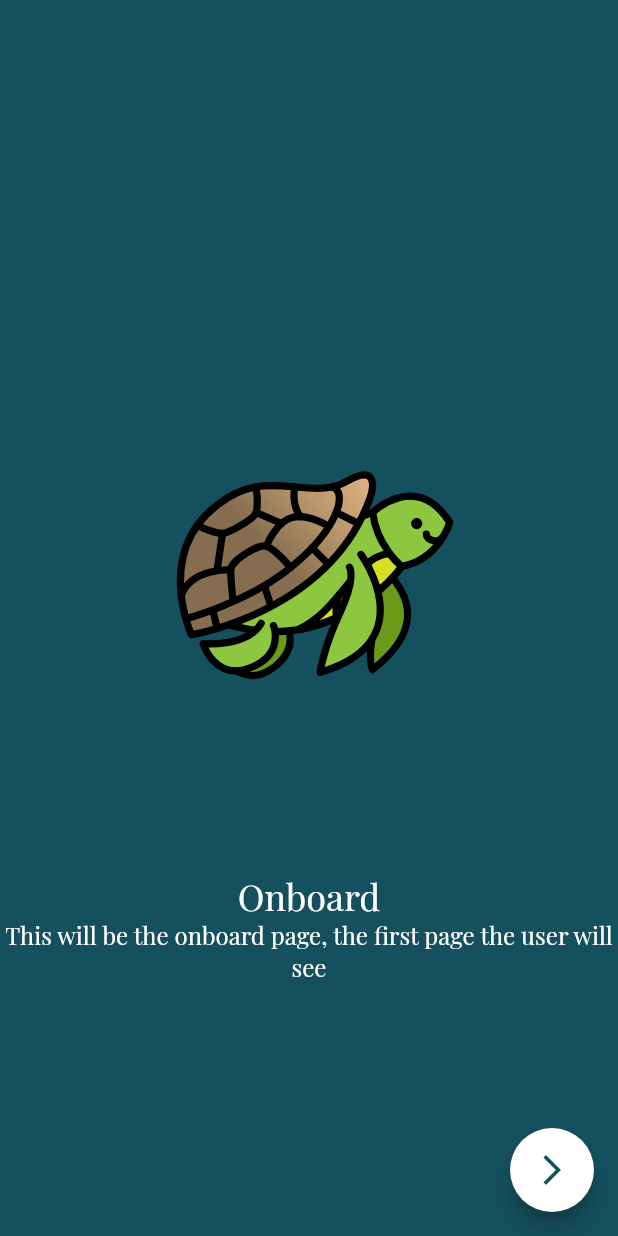
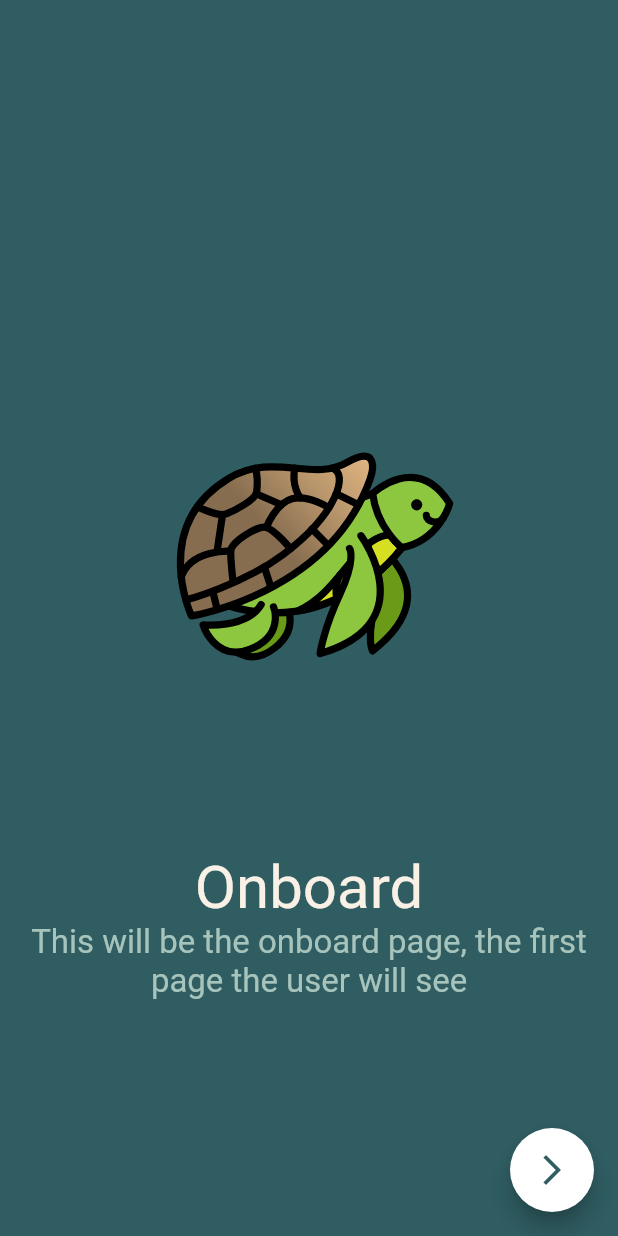
Before and after one commit to luggy-wuggy/stacked_oogway, a Flutter app: the screen it shows after launch, on a phone screen of 412 x 824 dp. Run offline on Flutter 3.47's test engine with Material 2 defaults, Android fonts, the phone set to English and light mode, and no system bars; our stand-ins replace firebase_auth, firebase_core, google_fonts, lottie, stacked, stacked_services; accounts and stored records are empty.

Commit message:
feat: update styling

```diff
--- a/charity_stacked/lib/ui/shared/styles.dart
+++ b/charity_stacked/lib/ui/shared/styles.dart
@@ -2,17 +2,19 @@ import 'package:flutter/material.dart';
 import 'package:google_fonts/google_fonts.dart';
 
 class ColorTheme {
-  static const Color kPrimaryColor = Color(0xFF15505E);
+  static const Color kPrimaryColor = Color(0xFF2F5D62);
+  static const Color kSecondaryColor = Color(0xFFFAF1E6);
+  static const Color kSwatchColor = Color(0xFFA7C4BC);
 }
 
 class AppTextTheme {
-  static TextStyle kTextHeader = GoogleFonts.playfairDisplay(
-    color: Colors.white,
-    fontSize: 24,
+  static TextStyle kTextHeader = GoogleFonts.roboto(
+    color: ColorTheme.kSecondaryColor,
+    fontSize: 40,
   );
 
-  static TextStyle kTextContent = GoogleFonts.playfairDisplay(
-    color: Colors.white,
-    fontSize: 16,
+  static TextStyle kTextContent = GoogleFonts.roboto(
+    color: ColorTheme.kSwatchColor,
+    fontSize: 22,
   );
 }
```
